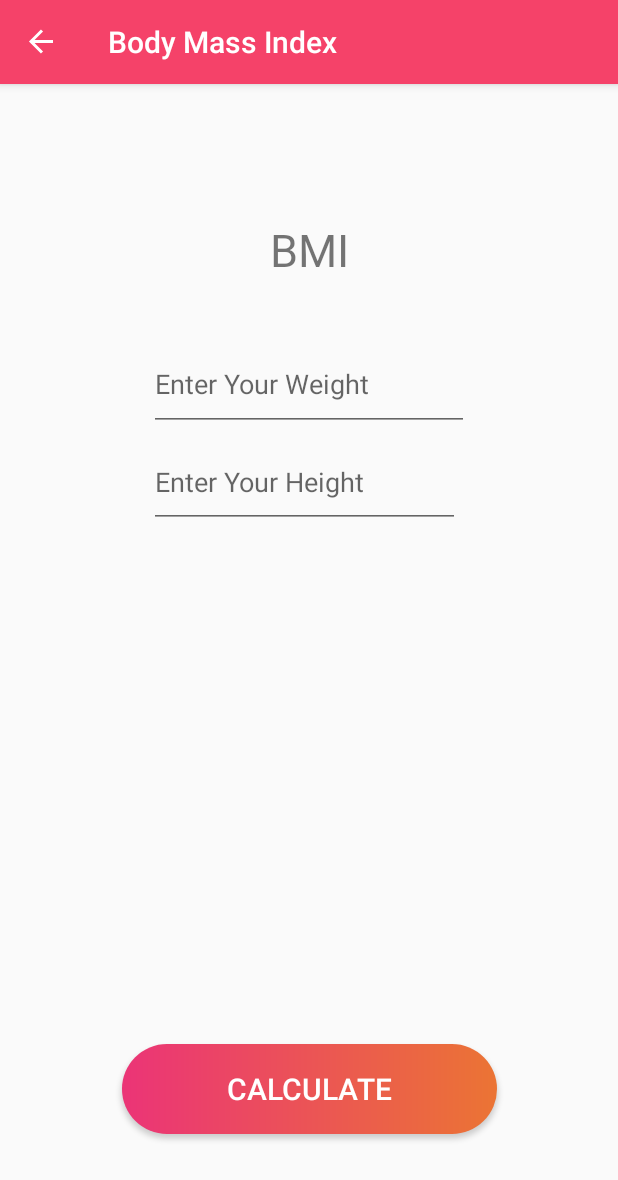
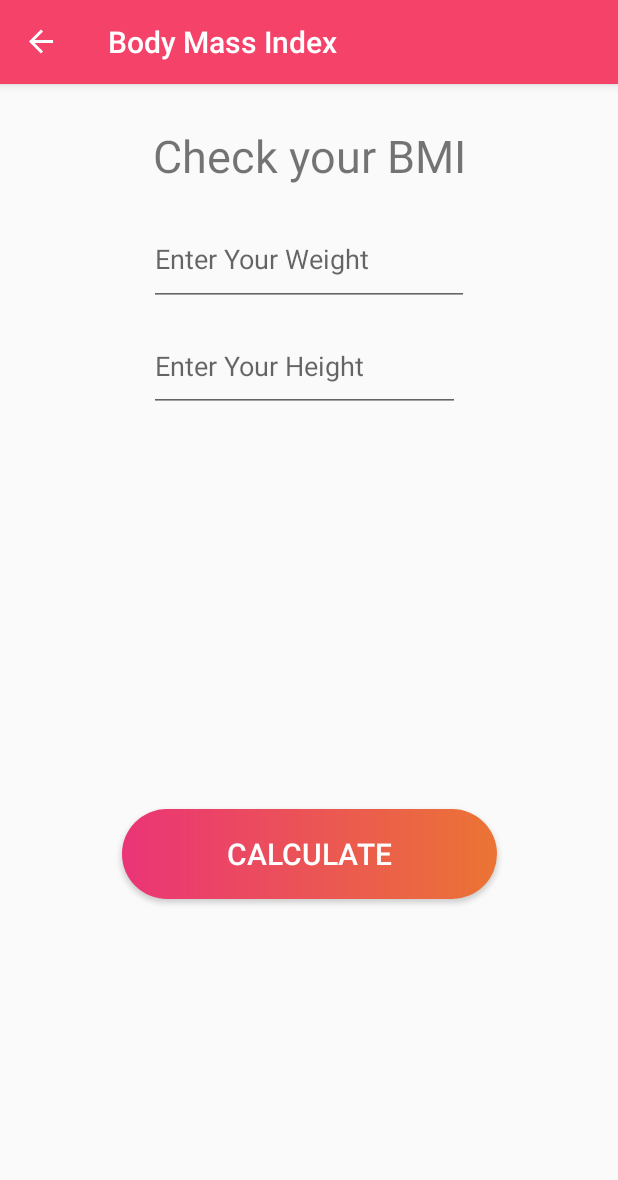
Before and after one commit to NishitAmin/Fit_App, an Android app: the BmiFragment screen opened through its navigation route, on a phone screen of 412 x 824 dp. Shown: the top 1180 px of the screen. Run offline under Robolectric (Android 15) with nearby library versions, the phone set to English and light mode, and no system bars; our stand-ins replace data binding, navigation-ui.

Commit message:
BMI screen updated

```diff
--- a/app/src/main/java/project/st991497190/vishvakumar/Fragments/BmiFragment.kt
+++ b/app/src/main/java/project/st991497190/vishvakumar/Fragments/BmiFragment.kt
@@ -1,6 +1,7 @@
 package project.st991497190.vishvakumar.Fragments
 
 import android.os.Bundle
+import android.text.method.ScrollingMovementMethod
 import android.view.LayoutInflater
 import android.view.View
 import android.view.ViewGroup
@@ -22,6 +23,8 @@ class BmiFragment: Fragment() {
 
         val application = requireNotNull(this.activity).application
         //val bmiDao = FitDatabase.getInstance(application).bmiDao()
+
+//        binding.textResult.movementMethod = ScrollingMovementMethod()
 
         binding.buttonCalculate.setOnClickListener {
             if(binding.inputWeight.text.isNotEmpty() && binding.inputHeight.text.isNotEmpty()){
--- a/app/src/main/res/layout/bmi_screen.xml
+++ b/app/src/main/res/layout/bmi_screen.xml
@@ -16,91 +16,84 @@
             android:id="@+id/inputHeight"
             android:layout_width="207dp"
             android:layout_height="61dp"
+            android:layout_marginTop="9dp"
             android:ems="10"
             android:hint="Enter Your Height"
             android:inputType="number"
-            app:layout_constraintBottom_toBottomOf="parent"
             app:layout_constraintEnd_toEndOf="parent"
             app:layout_constraintHorizontal_bias="0.485"
             app:layout_constraintStart_toStartOf="parent"
-            app:layout_constraintTop_toTopOf="parent"
-            app:layout_constraintVertical_bias="0.332" />
+            app:layout_constraintTop_toBottomOf="@+id/inputWeight" />
 
         <TextView
             android:id="@+id/textView2"
             android:layout_width="wrap_content"
             android:layout_height="wrap_content"
-            android:text="BMI"
+            android:layout_marginTop="27dp"
+            android:text="Check your BMI"
             android:textSize="30sp"
-            app:layout_constraintBottom_toBottomOf="parent"
             app:layout_constraintEnd_toEndOf="parent"
             app:layout_constraintStart_toStartOf="parent"
-            app:layout_constraintTop_toTopOf="parent"
-            app:layout_constraintVertical_bias="0.124" />
+            app:layout_constraintTop_toTopOf="parent" />
 
         <Button
             android:id="@+id/buttonCalculate"
             android:layout_width="250sp"
             android:layout_height="60sp"
+            android:layout_marginTop="27dp"
+            android:background="@drawable/custom_button_grad_new"
+            android:text="CALCULATE"
+            android:textColor="#ffffff"
             android:textSize="20sp"
-            android:textColor="#ffffff"
-            android:text="CALCULATE"
-            android:background="@drawable/custom_button_grad_new"
-            app:layout_constraintBottom_toBottomOf="parent"
             app:layout_constraintEnd_toEndOf="parent"
             app:layout_constraintStart_toStartOf="parent"
-            app:layout_constraintTop_toTopOf="parent"
-            app:layout_constraintVertical_bias="0.904" />
+            app:layout_constraintTop_toBottomOf="@+id/textResult" />
 
         <TextView
             android:id="@+id/textResult"
-            android:layout_width="336dp"
-            android:layout_height="87dp"
+            android:layout_width="326dp"
+            android:layout_height="108dp"
+            android:layout_marginTop="27dp"
             android:paddingLeft="40dp"
             android:paddingRight="40dp"
             android:textSize="18sp"
-            app:layout_constraintBottom_toBottomOf="parent"
             app:layout_constraintEnd_toEndOf="parent"
-            app:layout_constraintHorizontal_bias="0.36"
+            app:layout_constraintHorizontal_bias="0.492"
             app:layout_constraintStart_toStartOf="parent"
-            app:layout_constraintTop_toTopOf="parent"
-            app:layout_constraintVertical_bias="0.734" />
+            app:layout_constraintTop_toBottomOf="@+id/textHealth" />
 
         <TextView
             android:id="@+id/textBmi"
             android:layout_width="wrap_content"
             android:layout_height="wrap_content"
+            android:layout_marginTop="27dp"
             android:textSize="24sp"
-            app:layout_constraintBottom_toBottomOf="parent"
             app:layout_constraintEnd_toEndOf="parent"
             app:layout_constraintStart_toStartOf="parent"
-            app:layout_constraintTop_toTopOf="parent"
-            app:layout_constraintVertical_bias="0.467" />
+            app:layout_constraintTop_toBottomOf="@+id/inputHeight" />
 
         <EditText
             android:id="@+id/inputWeight"
             android:layout_width="213dp"
             android:layout_height="62dp"
+            android:layout_marginTop="18dp"
             android:ems="10"
             android:hint="Enter Your Weight"
             android:inputType="number"
-            app:layout_constraintBottom_toBottomOf="parent"
             app:layout_constraintEnd_toEndOf="parent"
             app:layout_constraintStart_toStartOf="parent"
-            app:layout_constraintTop_toTopOf="parent"
-            app:layout_constraintVertical_bias="0.24" />
+            app:layout_constraintTop_toBottomOf="@+id/textView2" />
 
         <TextView
             android:id="@+id/textHealth"
             android:layout_width="wrap_content"
             android:layout_height="wrap_content"
+            android:layout_marginTop="9dp"
             android:textSize="24sp"
-            app:layout_constraintBottom_toBottomOf="parent"
             app:layout_constraintEnd_toEndOf="parent"
             app:layout_constraintHorizontal_bias="0.498"
             app:layout_constraintStart_toStartOf="parent"
-            app:layout_constraintTop_toTopOf="parent"
-            app:layout_constraintVertical_bias="0.544" />
+            app:layout_constraintTop_toBottomOf="@+id/textBmi" />
 
     </androidx.constraintlayout.widget.ConstraintLayout>
 </layout>
```
